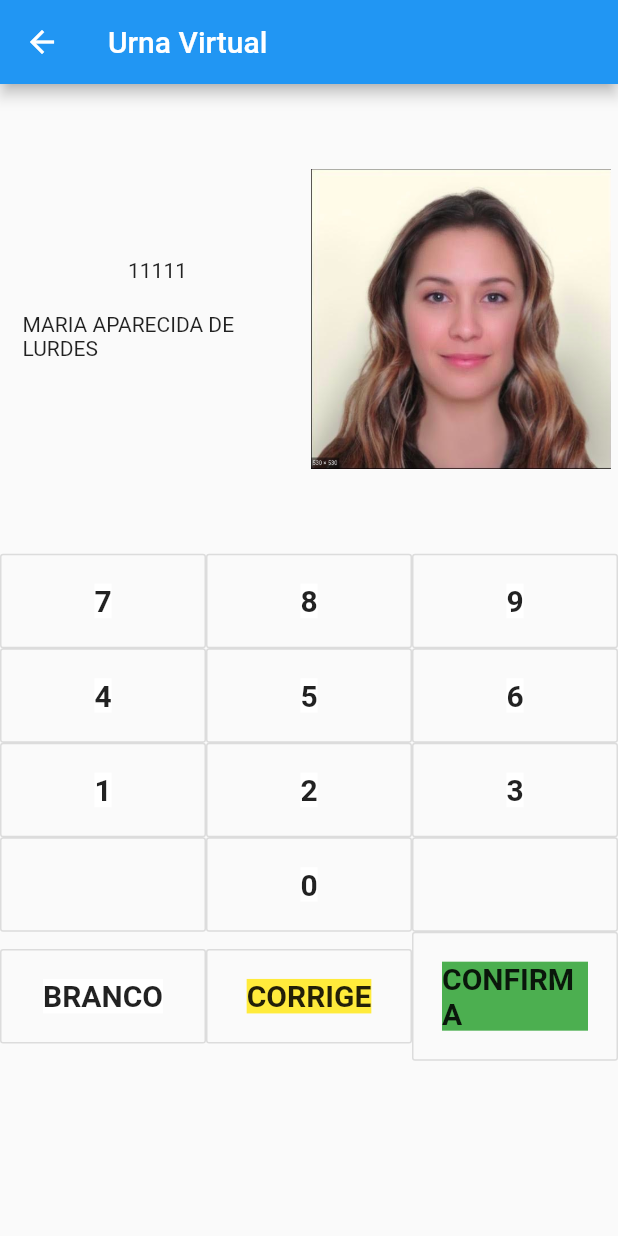
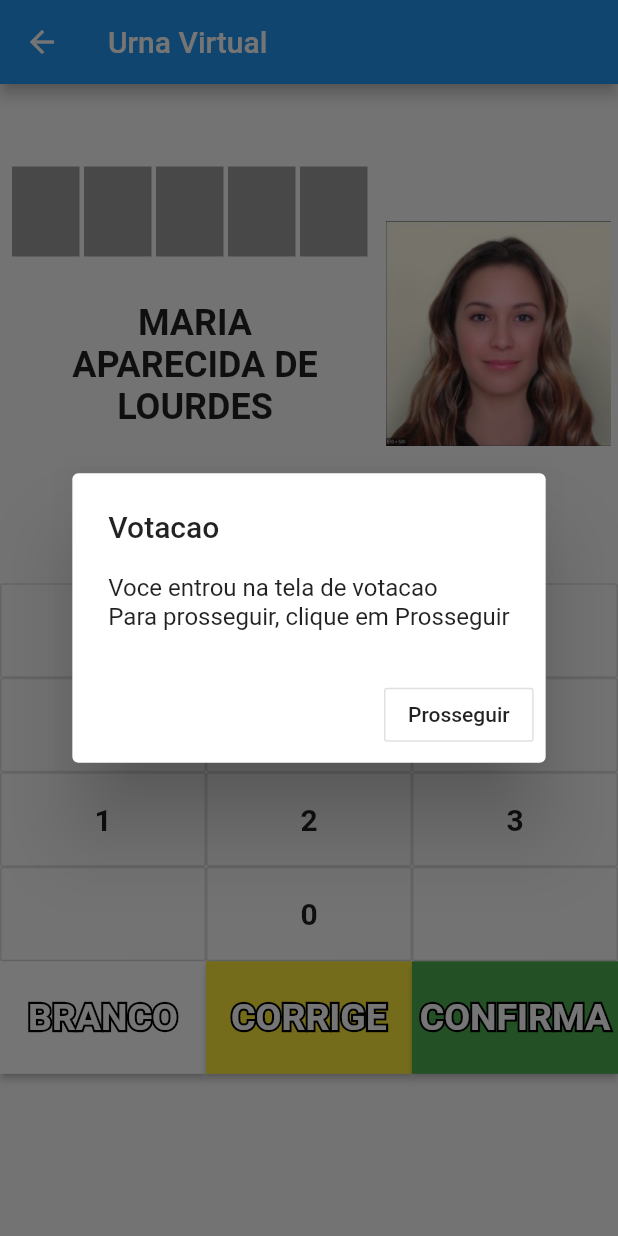
Before and after one commit to mfkpfurlan/urna-mobile, a Flutter app: the VotePage screen opened directly, after a tap on an icon or button, on a phone screen of 412 x 824 dp. Run offline on Flutter 3.47's test engine with Material 2 defaults, Android fonts, the phone set to English and light mode, and no system bars; our stand-ins replace flutter_svg.

Commit message:
better vote screen

```diff
--- a/lib/screens/vote/components/display.dart
+++ b/lib/screens/vote/components/display.dart
@@ -6,6 +6,8 @@
 }
 
 class _VoteDisplayState extends State<VoteDisplay> {
+  String one, two, three, four, five;
+  bool mayor;
   @override
   Widget build(BuildContext context) {
     Size size = MediaQuery.of(context).size;
@@ -13,29 +15,91 @@
     return Container(
       padding: EdgeInsets.all(5),
       width: size.width,
-      height: size.height * 0.38,
+      height: size.height * 0.404,
       child: Row(
         mainAxisAlignment: MainAxisAlignment.spaceBetween,
         children: [
           Container(
-            height: 100,
-            width: 200,
+            height: 500,
+            width: 250,
             child: Column(
               children: [
                 Padding(
-                  padding: EdgeInsets.all(10),
-                  child: Text('11111'),
+                  padding: EdgeInsets.only(top: 50),
+                  child: Row(
+                    children: <Widget>[
+                      Padding(
+                        padding: EdgeInsets.only(left: 3),
+                        child: Container(
+                          height: 60,
+                          width: 45,
+                          decoration: BoxDecoration(color: Colors.grey),
+                        ),
+                      ),
+                      Padding(
+                        padding: EdgeInsets.only(left: 3),
+                        child: Container(
+                          height: 60,
+                          width: 45,
+                          decoration: BoxDecoration(color: Colors.grey),
+                        ),
+                      ),
+                      Padding(
+                        padding: EdgeInsets.only(left: 3),
+                        child: Container(
+                          height: 60,
+                          width: 45,
+                          decoration: BoxDecoration(color: Colors.grey),
+                        ),
+                      ),
+                      Padding(
+                        padding: EdgeInsets.only(left: 3),
+                        child: Container(
+                          height: 60,
+                          width: 45,
+                          decoration: BoxDecoration(color: Colors.grey),
+                        ),
+                      ),
+                      Padding(
+                        padding: EdgeInsets.only(left: 3),
+                        child: Container(
+                          height: 60,
+                          width: 45,
+                          decoration: BoxDecoration(color: Colors.grey),
+                        ),
+                      ),
+                    ],
+                  ),
                 ),
                 Padding(
-                  padding: EdgeInsets.all(10),
-                  child: Text('MARIA APARECIDA DE LURDES'),
+                  padding: EdgeInsets.only(top: 20),
+                  child: Center(
+                    child: Container(
+                      width: 200,
+                      height: 120,
+                      decoration: BoxDecoration(
+                        color: Colors.transparent,
+                      ),
+                      child: Padding(
+                        padding: EdgeInsets.symmetric(vertical: 10),
+                        child: Text(
+                          "MARIA APARECIDA DE LOURDES",
+                          textAlign: TextAlign.center,
+                          style: TextStyle(
+                            fontSize: 24,
+                            fontWeight: FontWeight.bold,
+                          ),
+                        )
+                      ),
+                    ),
+                  ),
                 ),
               ],
             ),
           ),
           Container(
             height: 200,
-            width: 200,
+            width: 150,
             child: Image.asset('assets/images/woman.png'),
           ),
         ],
--- a/lib/screens/vote/components/keyboard.dart
+++ b/lib/screens/vote/components/keyboard.dart
@@ -39,41 +39,41 @@
     return Column(
       children: [
         new Row(children: [
-          buildButton("7", Colors.white),
-          buildButton("8", Colors.white),
-          buildButton("9", Colors.white),
+          buildNumericButton("7"),
+          buildNumericButton("8"),
+          buildNumericButton("9"),
         ]),
         new Row(children: [
-          buildButton("4", Colors.white),
-          buildButton("5", Colors.white),
-          buildButton("6", Colors.white),
+          buildNumericButton("4"),
+          buildNumericButton("5"),
+          buildNumericButton("6"),
         ]),
         new Row(children: [
-          buildButton("1", Colors.white),
-          buildButton("2", Colors.white),
-          buildButton("3", Colors.white),
+          buildNumericButton("1"),
+          buildNumericButton("2"),
+          buildNumericButton("3"),
         ]),
         new Row(children: [
-          buildButton("", Colors.white),
-          buildButton("0", Colors.white),
-          buildButton("", Colors.white),
+          buildNumericButton(""),
+          buildNumericButton("0"),
+          buildNumericButton(""),
         ]),
         new Row(children: [
-          buildButton("BRANCO", Colors.white),
-          buildButton("CORRIGE", Colors.yellow),
-          buildButton("CONFIRMA", Colors.green),
+          buildTextButton("BRANCO", Colors.white),
+          buildTextButton("CORRIGE", Colors.yellow),
+          buildTextButton("CONFIRMA", Colors.green),
         ]),
       ],
     );
   }
 
-  Widget buildButton(String buttonText, Color color, {Function onpress}) {
+  Widget buildNumericButton(String buttonText, {Function onpress}) {
     return new Expanded(
       child: new OutlineButton(
         padding: new EdgeInsets.all(20),
         child: Container(
           decoration: BoxDecoration(
-            color: color,
+            color: Colors.transparent,
           ),
           child: new Text(
             buttonText,
@@ -87,4 +87,50 @@
       ),
     );
   }
+
+  Widget buildTextButton(String buttonText, Color color, {Future onPress}) {
+    return new Expanded(
+      child: new RaisedButton(
+        padding: new EdgeInsets.only(),
+        child: Container(
+          width: 200,
+          height: 75,
+          decoration: BoxDecoration(
+            color: color,
+          ),
+          child: new Padding(
+            padding: EdgeInsets.only(top: 0),
+            child: Center(
+              child: new Stack(
+                children: <Widget>[
+                  new Text(
+                    buttonText,
+                    textAlign: TextAlign.center,
+                    style: TextStyle(
+                      fontSize: 25,
+                      fontWeight: FontWeight.bold,
+                      foreground: new Paint()
+                        ..style = PaintingStyle.stroke
+                        ..strokeWidth = 3
+                        ..color = Colors.black,
+                    ),
+                  ),
+                  new Text(
+                    buttonText,
+                    textAlign: TextAlign.center,
+                    style: TextStyle(
+                      fontSize: 25,
+                      fontWeight: FontWeight.bold,
+                      color: Colors.white,
+                    ),
+                  ),
+                ],
+              ),
+            ),
+          ),
+        ),
+        onPressed: () => {onPress ?? null},
+      ),
+    );
+  }
 }
```
